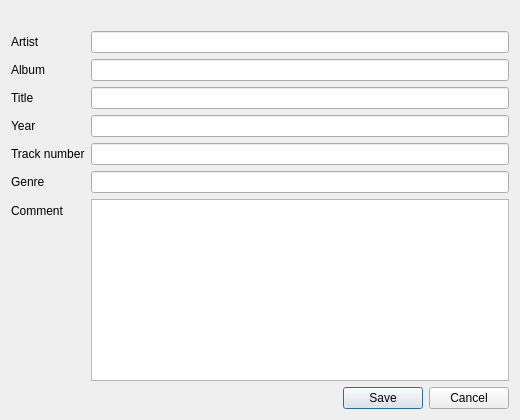
Qt form app/playlist_ui/tageditordialog.ui (olegantonyan/mpz) before a commit.
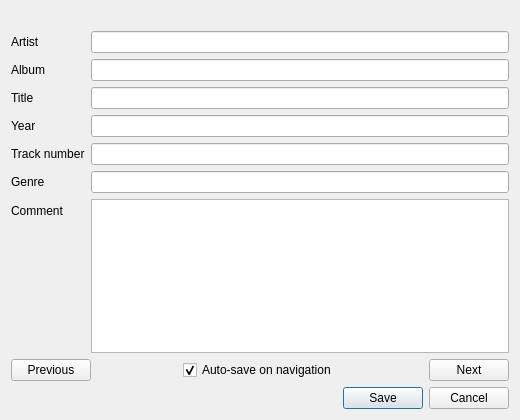
The same form after that commit.

Commit message: add next/prev to tagger dialog

```diff
--- a/app/playlist_ui/tageditordialog.ui
+++ b/app/playlist_ui/tageditordialog.ui
@@ -95,6 +95,74 @@
      </item>
     </layout>
    </item>
+   <item>
+    <widget class="QWidget" name="navContainer" native="true">
+     <layout class="QHBoxLayout" name="navRow">
+      <property name="leftMargin">
+       <number>0</number>
+      </property>
+      <property name="topMargin">
+       <number>0</number>
+      </property>
+      <property name="rightMargin">
+       <number>0</number>
+      </property>
+      <property name="bottomMargin">
+       <number>0</number>
+      </property>
+      <item>
+       <widget class="QPushButton" name="previousButton">
+        <property name="text">
+         <string>Previous</string>
+        </property>
+       </widget>
+      </item>
+      <item>
+       <spacer name="navSpacerLeft">
+        <property name="orientation">
+         <enum>Qt::Horizontal</enum>
+        </property>
+        <property name="sizeHint" stdset="0">
+         <size>
+          <width>20</width>
+          <height>20</height>
+         </size>
+        </property>
+       </spacer>
+      </item>
+      <item>
+       <widget class="QCheckBox" name="autosaveCheckBox">
+        <property name="text">
+         <string>Auto-save on navigation</string>
+        </property>
+        <property name="checked">
+         <bool>true</bool>
+        </property>
+       </widget>
+      </item>
+      <item>
+       <spacer name="navSpacerRight">
+        <property name="orientation">
+         <enum>Qt::Horizontal</enum>
+        </property>
+        <property name="sizeHint" stdset="0">
+         <size>
+          <width>20</width>
+          <height>20</height>
+         </size>
+        </property>
+       </spacer>
+      </item>
+      <item>
+       <widget class="QPushButton" name="nextButton">
+        <property name="text">
+         <string>Next</string>
+        </property>
+       </widget>
+      </item>
+     </layout>
+    </widget>
+   </item>
    <item>
     <widget class="QDialogButtonBox" name="buttonBox">
      <property name="orientation">
```
The commit also changes 9 other files.
